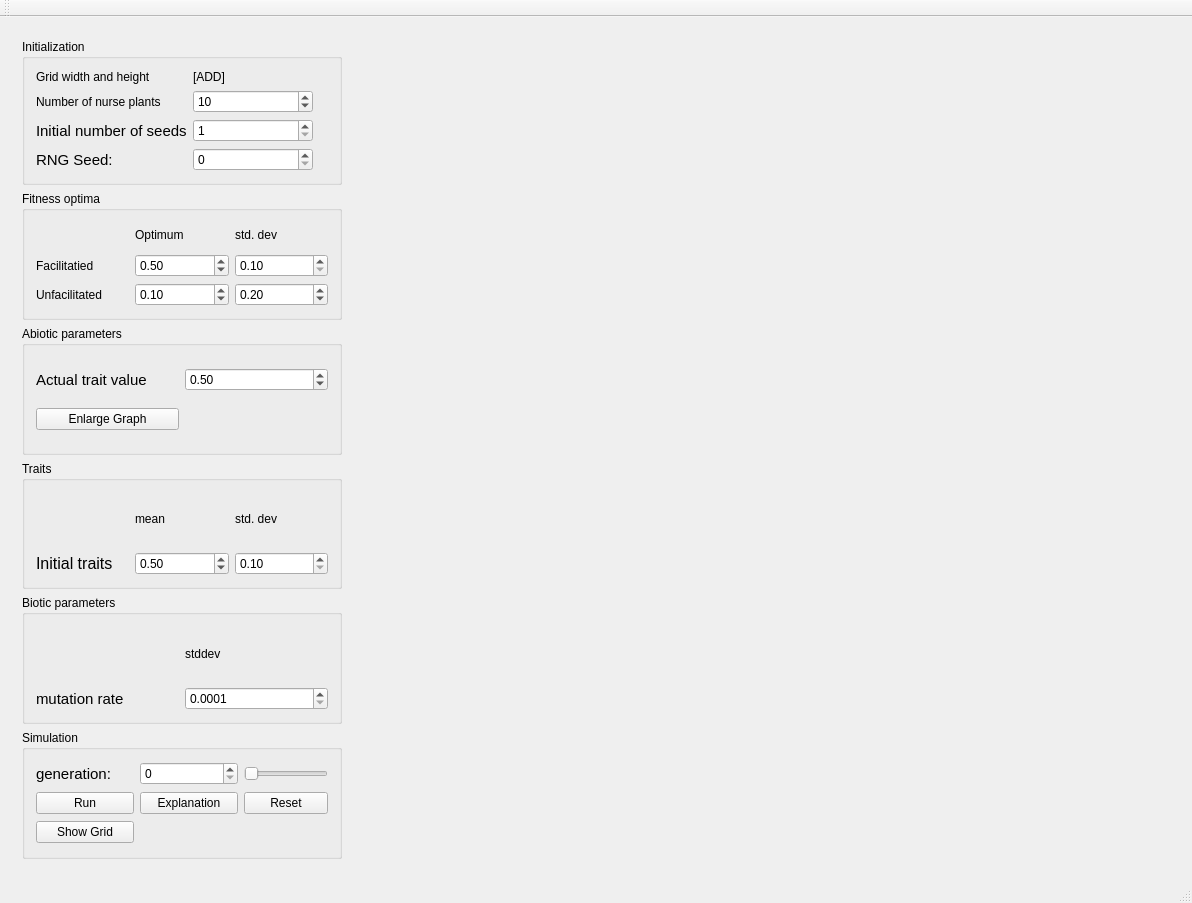
Above: mainwindow.ui from JeroenN/SpatialModel before the change. Below: the same form after it.
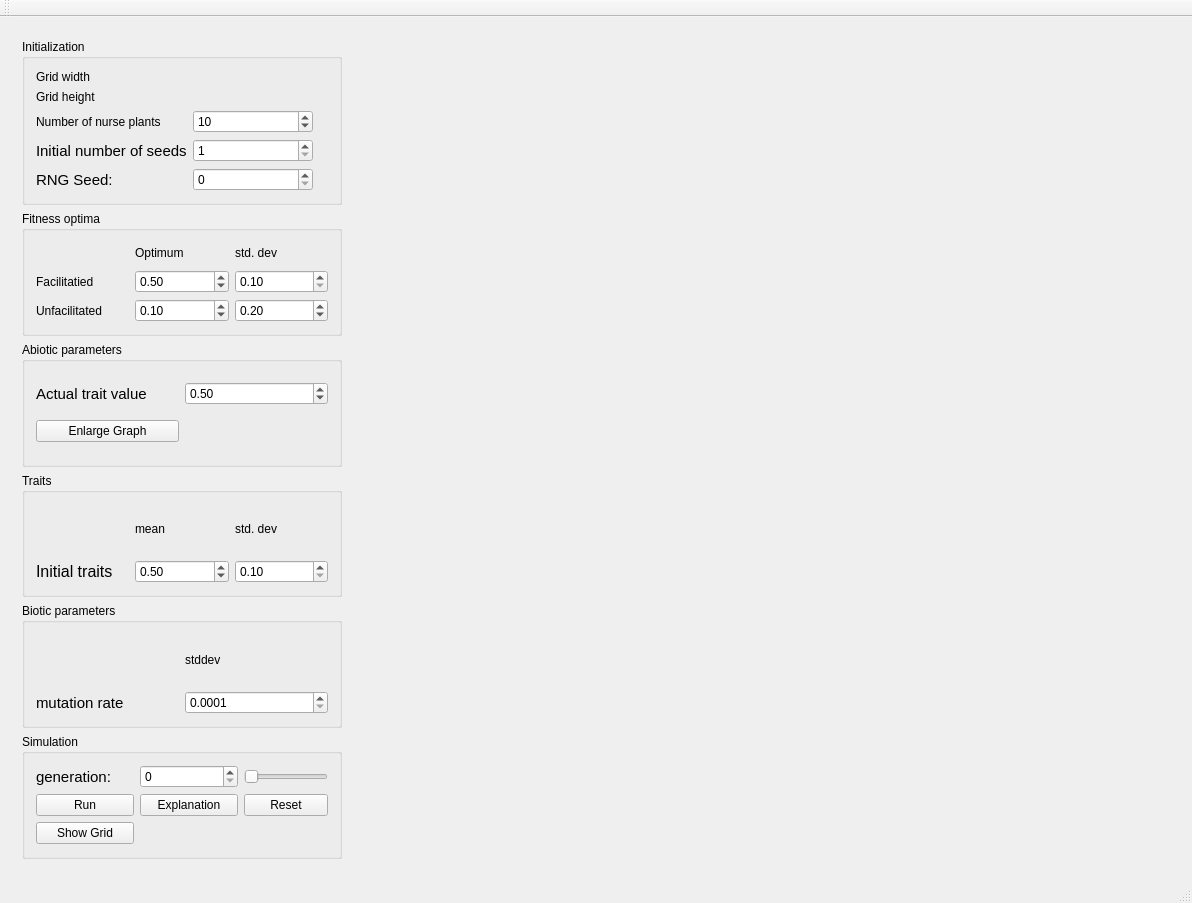
That is the form after the change.

The edit to the form file:
```diff
--- a/mainwindow.ui
+++ b/mainwindow.ui
@@ -33,28 +33,14 @@
           <string>Initialization</string>
          </property>
          <layout class="QFormLayout" name="formLayout">
-          <item row="0" column="0">
-           <widget class="QLabel" name="label_3">
-            <property name="text">
-             <string>Grid width and height</string>
-            </property>
-           </widget>
-          </item>
-          <item row="0" column="1">
-           <widget class="QLabel" name="label_13">
-            <property name="text">
-             <string>[ADD]</string>
-            </property>
-           </widget>
-          </item>
-          <item row="1" column="0">
+          <item row="2" column="0">
            <widget class="QLabel" name="label_12">
             <property name="text">
              <string>Number of nurse plants</string>
             </property>
            </widget>
           </item>
-          <item row="1" column="1">
+          <item row="2" column="1">
            <widget class="QSpinBox" name="spinBox_n_nurse">
             <property name="maximumSize">
              <size>
@@ -73,7 +59,7 @@
             </property>
            </widget>
           </item>
-          <item row="2" column="0">
+          <item row="3" column="0">
            <widget class="QLabel" name="label_6">
             <property name="font">
              <font>
@@ -85,7 +71,7 @@
             </property>
            </widget>
           </item>
-          <item row="2" column="1">
+          <item row="3" column="1">
            <widget class="QSpinBox" name="spinBox_init_n_seeds">
             <property name="maximumSize">
              <size>
@@ -104,7 +90,7 @@
             </property>
            </widget>
           </item>
-          <item row="3" column="0">
+          <item row="4" column="0">
            <widget class="QLabel" name="label_11">
             <property name="font">
              <font>
@@ -116,7 +102,7 @@
             </property>
            </widget>
           </item>
-          <item row="3" column="1">
+          <item row="4" column="1">
            <widget class="QSpinBox" name="spinBox_rng_seed">
             <property name="maximumSize">
              <size>
@@ -129,6 +115,20 @@
             </property>
            </widget>
           </item>
+          <item row="1" column="0">
+           <widget class="QLabel" name="label_13">
+            <property name="text">
+             <string>Grid height</string>
+            </property>
+           </widget>
+          </item>
+          <item row="0" column="0">
+           <widget class="QLabel" name="label_3">
+            <property name="text">
+             <string>Grid width</string>
+            </property>
+           </widget>
+          </item>
          </layout>
         </widget>
        </item>
@@ -457,7 +457,7 @@
        </sizepolicy>
       </property>
       <layout class="QGridLayout" name="gridLayout">
-       <item row="1" column="0">
+       <item row="2" column="0">
         <widget class="QLabel" name="label_10">
          <property name="sizePolicy">
           <sizepolicy hsizetype="Minimum" vsizetype="Minimum">
@@ -482,7 +482,7 @@
          </property>
         </widget>
        </item>
-       <item row="0" column="0">
+       <item row="1" column="0">
         <widget class="QLabel" name="label_grid">
          <property name="sizePolicy">
           <sizepolicy hsizetype="Minimum" vsizetype="Minimum">
@@ -492,14 +492,14 @@
          </property>
          <property name="minimumSize">
           <size>
-           <width>800</width>
-           <height>400</height>
+           <width>500</width>
+           <height>500</height>
           </size>
          </property>
          <property name="maximumSize">
           <size>
-           <width>800</width>
-           <height>400</height>
+           <width>500</width>
+           <height>600</height>
           </size>
          </property>
          <property name="text">
```
Left out of the diff: 28 changed lines with no effect on the pictures.
